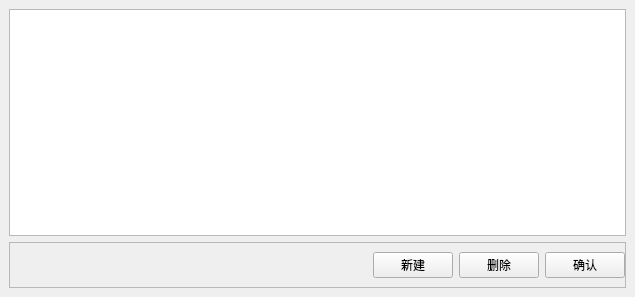
The window that qcustomdialog/file.ui (Gaoyongxian666/OpenSearcher) describes before a commit, drawn with Qt 5.
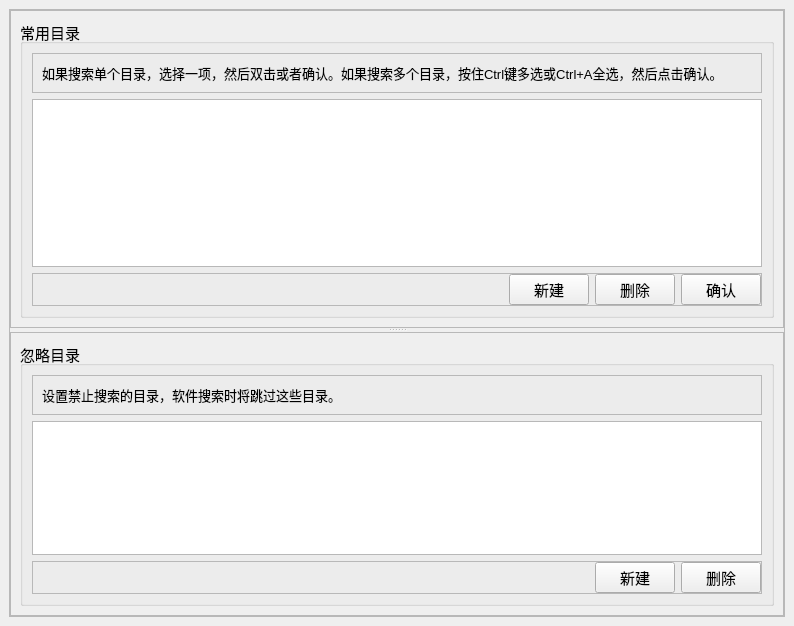
The same window after the commit.

```diff
--- a/qcustomdialog/file.ui
+++ b/qcustomdialog/file.ui
@@ -6,17 +6,101 @@
    <rect>
     <x>0</x>
     <y>0</y>
-    <width>635</width>
-    <height>297</height>
+    <width>794</width>
+    <height>626</height>
    </rect>
   </property>
   <property name="windowTitle">
    <string>MainWindow</string>
   </property>
   <widget class="QWidget" name="centralwidget">
+   <property name="font">
+    <font>
+     <pointsize>11</pointsize>
+    </font>
+   </property>
    <layout class="QVBoxLayout" name="verticalLayout">
     <item>
-     <widget class="QListView" name="listView"/>
+     <widget class="QFrame" name="frame_5">
+      <property name="frameShape">
+       <enum>QFrame::StyledPanel</enum>
+      </property>
+      <property name="frameShadow">
+       <enum>QFrame::Raised</enum>
+      </property>
+      <layout class="QVBoxLayout" name="verticalLayout_8">
+       <property name="leftMargin">
+        <number>0</number>
+       </property>
+       <property name="topMargin">
+        <number>0</number>
+       </property>
+       <property name="rightMargin">
+        <number>0</number>
+       </property>
+       <property name="bottomMargin">
+        <number>0</number>
+       </property>
+       <item>
+        <widget class="QSplitter" name="splitter">
+         <property name="orientation">
+          <enum>Qt::Vertical</enum>
+         </property>
+         <widget class="QFrame" name="frame_6">
+          <property name="frameShape">
+           <enum>QFrame::StyledPanel</enum>
+          </property>
+          <property name="frameShadow">
+           <enum>QFrame::Raised</enum>
+          </property>
+          <layout class="QVBoxLayout" name="verticalLayout_6">
+           <item>
+            <widget class="QGroupBox" name="groupBox_common">
+             <property name="sizePolicy">
+              <sizepolicy hsizetype="Preferred" vsizetype="Expanding">
+               <horstretch>0</horstretch>
+               <verstretch>9</verstretch>
+              </sizepolicy>
+             </property>
+             <property name="title">
+              <string>常用目录</string>
+             </property>
+             <layout class="QVBoxLayout" name="verticalLayout_2">
+              <property name="spacing">
+               <number>6</number>
+              </property>
+              <property name="bottomMargin">
+               <number>9</number>
+              </property>
+              <item>
+               <widget class="QFrame" name="frame_2">
+                <property name="frameShape">
+                 <enum>QFrame::StyledPanel</enum>
+                </property>
+                <property name="frameShadow">
+                 <enum>QFrame::Raised</enum>
+                </property>
+                <layout class="QVBoxLayout" name="verticalLayout_3">
+                 <item>
+                  <widget class="QLabel" name="label">
+                   <property name="font">
+                    <font>
+                     <pointsize>10</pointsize>
+                    </font>
+                   </property>
+                   <property name="text">
+                    <string>如果搜索单个目录，选择一项，然后双击或者确认。如果搜索多个目录，按住Ctrl键多选或Ctrl+A全选，然后点击确认。</string>
+                   </property>
+                   <property name="wordWrap">
+                    <bool>true</bool>
+                   </property>
+                  </widget>
+                 </item>
+                </layout>
+               </widget>
+              </item>
+              <item>
+               <widget class="QListView" name="listView_common"/>
     </item>
     <item>
      <widget class="QFrame" name="frame">
@@ -30,9 +114,15 @@
        <property name="leftMargin">
         <number>0</number>
        </property>
+                 <property name="topMargin">
+                  <number>0</number>
+                 </property>
        <property name="rightMargin">
         <number>0</number>
        </property>
+                 <property name="bottomMargin">
+                  <number>0</number>
+                 </property>
        <item>
         <spacer name="horizontalSpacer">
          <property name="orientation">
@@ -65,6 +155,134 @@
          <property name="text">
           <string>确认</string>
          </property>
+                  </widget>
+                 </item>
+                </layout>
+               </widget>
+              </item>
+             </layout>
+            </widget>
+           </item>
+          </layout>
+         </widget>
+         <widget class="QFrame" name="frame_7">
+          <property name="frameShape">
+           <enum>QFrame::StyledPanel</enum>
+          </property>
+          <property name="frameShadow">
+           <enum>QFrame::Raised</enum>
+          </property>
+          <layout class="QVBoxLayout" name="verticalLayout_7">
+           <item>
+            <widget class="QGroupBox" name="groupBox_exclude">
+             <property name="sizePolicy">
+              <sizepolicy hsizetype="Preferred" vsizetype="Expanding">
+               <horstretch>0</horstretch>
+               <verstretch>7</verstretch>
+              </sizepolicy>
+             </property>
+             <property name="title">
+              <string>忽略目录</string>
+             </property>
+             <layout class="QVBoxLayout" name="verticalLayout_5">
+              <property name="spacing">
+               <number>6</number>
+              </property>
+              <property name="leftMargin">
+               <number>9</number>
+              </property>
+              <property name="topMargin">
+               <number>9</number>
+              </property>
+              <property name="rightMargin">
+               <number>9</number>
+              </property>
+              <property name="bottomMargin">
+               <number>9</number>
+              </property>
+              <item>
+               <widget class="QFrame" name="frame_3">
+                <property name="frameShape">
+                 <enum>QFrame::StyledPanel</enum>
+                </property>
+                <property name="frameShadow">
+                 <enum>QFrame::Raised</enum>
+                </property>
+                <layout class="QVBoxLayout" name="verticalLayout_4">
+                 <item>
+                  <widget class="QLabel" name="label_2">
+                   <property name="font">
+                    <font>
+                     <pointsize>10</pointsize>
+                    </font>
+                   </property>
+                   <property name="text">
+                    <string>设置禁止搜索的目录，软件搜索时将跳过这些目录。</string>
+                   </property>
+                  </widget>
+                 </item>
+                </layout>
+               </widget>
+              </item>
+              <item>
+               <widget class="QListView" name="listView_exclude"/>
+              </item>
+              <item>
+               <widget class="QFrame" name="frame_4">
+                <property name="frameShape">
+                 <enum>QFrame::StyledPanel</enum>
+                </property>
+                <property name="frameShadow">
+                 <enum>QFrame::Raised</enum>
+                </property>
+                <layout class="QHBoxLayout" name="horizontalLayout_2">
+                 <property name="leftMargin">
+                  <number>0</number>
+                 </property>
+                 <property name="topMargin">
+                  <number>0</number>
+                 </property>
+                 <property name="rightMargin">
+                  <number>0</number>
+                 </property>
+                 <property name="bottomMargin">
+                  <number>0</number>
+                 </property>
+                 <item>
+                  <spacer name="horizontalSpacer_2">
+                   <property name="orientation">
+                    <enum>Qt::Horizontal</enum>
+                   </property>
+                   <property name="sizeHint" stdset="0">
+                    <size>
+                     <width>40</width>
+                     <height>20</height>
+                    </size>
+                   </property>
+                  </spacer>
+                 </item>
+                 <item alignment="Qt::AlignRight">
+                  <widget class="QPushButton" name="create_exclude">
+                   <property name="text">
+                    <string>新建</string>
+                   </property>
+                  </widget>
+                 </item>
+                 <item alignment="Qt::AlignRight">
+                  <widget class="QPushButton" name="delete_exclude">
+                   <property name="text">
+                    <string>删除</string>
+                   </property>
+                  </widget>
+                 </item>
+                </layout>
+               </widget>
+              </item>
+             </layout>
+            </widget>
+           </item>
+          </layout>
+         </widget>
         </widget>
        </item>
       </layout>
```
Left out of the diff: 6 changed lines with no effect on the pictures. Lines whose indentation alone changed are shown as unchanged.
